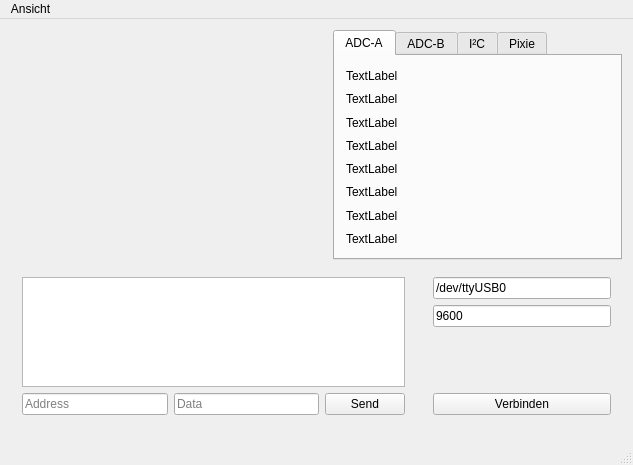
The window that mainwindow.ui (aul12/RobotDebug) describes before a commit, drawn with Qt 5.
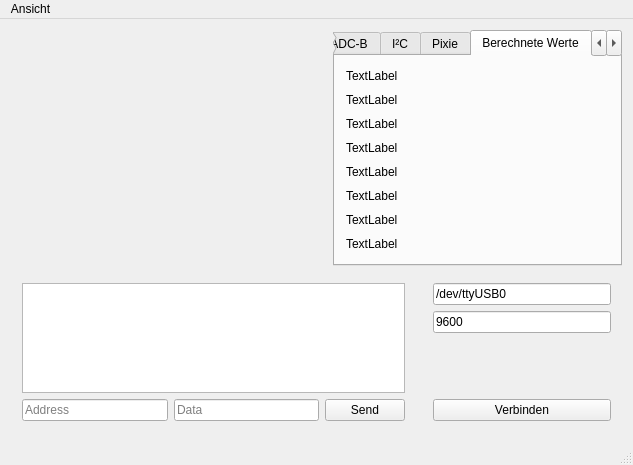
The same window after the commit. The open tabs and pages were chosen to show the change.

Commit message: UI updates in Timer um Receive zu entlasten, mehr Tabs

```diff
--- a/mainwindow.ui
+++ b/mainwindow.ui
@@ -15,20 +15,7 @@
   </property>
   <widget class="QWidget" name="centralWidget">
    <layout class="QGridLayout" name="gridLayout">
-    <item row="0" column="0">
-     <spacer name="verticalSpacer">
-      <property name="orientation">
-       <enum>Qt::Vertical</enum>
-      </property>
-      <property name="sizeHint" stdset="0">
-       <size>
-        <width>20</width>
-        <height>40</height>
-       </size>
-      </property>
-     </spacer>
-    </item>
-    <item row="0" column="1">
+    <item row="1" column="1">
      <spacer name="horizontalSpacer">
       <property name="orientation">
        <enum>Qt::Horizontal</enum>
@@ -41,149 +28,11 @@
       </property>
      </spacer>
     </item>
-    <item row="2" column="0" colspan="2">
-     <widget class="QWidget" name="widget" native="true"/>
-    </item>
-    <item row="1" column="0" colspan="3">
-     <layout class="QHBoxLayout" name="horizontalLayout_2">
-      <item>
-       <widget class="QFrame" name="frameConsole">
-        <property name="maximumSize">
-         <size>
-          <width>16777215</width>
-          <height>160</height>
-         </size>
-        </property>
-        <layout class="QVBoxLayout" name="verticalLayout_8">
-         <item>
-          <widget class="QTextBrowser" name="textBrowser">
-           <property name="maximumSize">
-            <size>
-             <width>16777215</width>
-             <height>200</height>
-            </size>
-           </property>
-          </widget>
-         </item>
-         <item>
-          <layout class="QHBoxLayout" name="horizontalLayout">
-           <item>
-            <widget class="QLineEdit" name="lineEditSerialSendAddress">
-             <property name="inputMask">
-              <string/>
-             </property>
-             <property name="text">
-              <string/>
-             </property>
-             <property name="placeholderText">
-              <string>Address</string>
-             </property>
-            </widget>
-           </item>
-           <item>
-            <widget class="QLineEdit" name="lineEditSerialSendData">
-             <property name="placeholderText">
-              <string>Data</string>
-             </property>
-            </widget>
-           </item>
-           <item>
-            <widget class="QPushButton" name="pushButtonSerialSend">
-             <property name="text">
-              <string>Send</string>
-             </property>
-            </widget>
-           </item>
-          </layout>
-         </item>
-        </layout>
-       </widget>
-      </item>
-      <item>
-       <widget class="QFrame" name="frameUSB">
-        <property name="minimumSize">
-         <size>
-          <width>200</width>
-          <height>0</height>
-         </size>
-        </property>
-        <property name="maximumSize">
-         <size>
-          <width>200</width>
-          <height>160</height>
-         </size>
-        </property>
-        <property name="frameShape">
-         <enum>QFrame::NoFrame</enum>
-        </property>
-        <property name="frameShadow">
-         <enum>QFrame::Raised</enum>
-        </property>
-        <layout class="QVBoxLayout" name="verticalLayout_4">
-         <item>
-          <widget class="QLineEdit" name="lineEditPort">
-           <property name="maximumSize">
-            <size>
-             <width>200</width>
-             <height>16777215</height>
-            </size>
-           </property>
-           <property name="text">
-            <string>/dev/ttyUSB0</string>
-           </property>
-          </widget>
-         </item>
-         <item>
-          <widget class="QLineEdit" name="lineEditBaud">
-           <property name="maximumSize">
-            <size>
-             <width>200</width>
-             <height>16777215</height>
-            </size>
-           </property>
-           <property name="text">
-            <string>9600</string>
-           </property>
-          </widget>
-         </item>
-         <item>
-          <spacer name="verticalSpacer_2">
-           <property name="orientation">
-            <enum>Qt::Vertical</enum>
-           </property>
-           <property name="sizeHint" stdset="0">
-            <size>
-             <width>20</width>
-             <height>40</height>
-            </size>
-           </property>
-          </spacer>
-         </item>
-         <item>
-          <widget class="QPushButton" name="pushConnect">
-           <property name="maximumSize">
-            <size>
-             <width>200</width>
-             <height>16777215</height>
-            </size>
-           </property>
-           <property name="text">
-            <string>Verbinden</string>
-           </property>
-          </widget>
-         </item>
-        </layout>
-       </widget>
-      </item>
-     </layout>
-    </item>
-    <item row="0" column="2">
-     <layout class="QVBoxLayout" name="verticalLayout_2">
-      <item>
+    <item row="0" column="2" rowspan="2">
        <widget class="QTabWidget" name="tabWidget">
         <property name="maximumSize">
          <size>
-          <width>300</width>
+        <width>500</width>
           <height>16777215</height>
          </size>
         </property>
@@ -414,11 +263,278 @@
           </item>
          </layout>
         </widget>
-       </widget>
-      </item>
-     </layout>
-    </item>
-   </layout>
+      <widget class="QWidget" name="tabBerechnet">
+       <attribute name="title">
+        <string>Berechnete Werte</string>
+       </attribute>
+       <layout class="QVBoxLayout" name="verticalLayout">
+        <item>
+         <widget class="QLabel" name="labelBerechnetBallwinkel">
+          <property name="text">
+           <string>TextLabel</string>
+          </property>
+         </widget>
+        </item>
+        <item>
+         <widget class="QLabel" name="labelBerechnetFahrtwinkel">
+          <property name="text">
+           <string>TextLabel</string>
+          </property>
+         </widget>
+        </item>
+        <item>
+         <widget class="QLabel" name="labelBerechnetPosX">
+          <property name="text">
+           <string>TextLabel</string>
+          </property>
+         </widget>
+        </item>
+        <item>
+         <widget class="QLabel" name="labelBerechnetPosY">
+          <property name="text">
+           <string>TextLabel</string>
+          </property>
+         </widget>
+        </item>
+        <item>
+         <widget class="QLabel" name="labelBerechnetSollPhi">
+          <property name="text">
+           <string>TextLabel</string>
+          </property>
+         </widget>
+        </item>
+        <item>
+         <widget class="QLabel" name="labelBerechnetDeltaPhi">
+          <property name="text">
+           <string>TextLabel</string>
+          </property>
+         </widget>
+        </item>
+        <item>
+         <widget class="QLabel" name="labelBerechnetProgramm">
+          <property name="text">
+           <string>TextLabel</string>
+          </property>
+         </widget>
+        </item>
+        <item>
+         <widget class="QLabel" name="labelBerechnetKameraWinkel">
+          <property name="text">
+           <string>TextLabel</string>
+          </property>
+         </widget>
+        </item>
+       </layout>
+      </widget>
+      <widget class="QWidget" name="tabDigital">
+       <attribute name="title">
+        <string>Digital</string>
+       </attribute>
+       <layout class="QVBoxLayout" name="verticalLayout_2">
+        <item>
+         <widget class="QLabel" name="labelDigitalSchalterMotor">
+          <property name="text">
+           <string>TextLabel</string>
+          </property>
+         </widget>
+        </item>
+        <item>
+         <widget class="QLabel" name="labelDigitalSchalterDisplay">
+          <property name="text">
+           <string>TextLabel</string>
+          </property>
+         </widget>
+        </item>
+        <item>
+         <widget class="QLabel" name="labelDigitalSchalterLinie">
+          <property name="text">
+           <string>TextLabel</string>
+          </property>
+         </widget>
+        </item>
+        <item>
+         <widget class="QLabel" name="labelDigitalSchalterProgrammLinks">
+          <property name="text">
+           <string>TextLabel</string>
+          </property>
+         </widget>
+        </item>
+        <item>
+         <widget class="QLabel" name="labelDigitalSchalterProgrammRechts">
+          <property name="text">
+           <string>TextLabel</string>
+          </property>
+         </widget>
+        </item>
+        <item>
+         <widget class="QLabel" name="labelDigitalSchalterEEPROM">
+          <property name="text">
+           <string>TextLabel</string>
+          </property>
+         </widget>
+        </item>
+        <item>
+         <widget class="QLabel" name="labelDigitalLichtschranke">
+          <property name="text">
+           <string>TextLabel</string>
+          </property>
+         </widget>
+        </item>
+       </layout>
+      </widget>
+     </widget>
+    </item>
+    <item row="2" column="0" colspan="3">
+     <layout class="QHBoxLayout" name="horizontalLayout_2">
+      <item>
+       <widget class="QFrame" name="frameConsole">
+        <property name="maximumSize">
+         <size>
+          <width>16777215</width>
+          <height>160</height>
+         </size>
+        </property>
+        <layout class="QVBoxLayout" name="verticalLayout_8">
+         <item>
+          <widget class="QTextBrowser" name="textBrowser">
+           <property name="maximumSize">
+            <size>
+             <width>16777215</width>
+             <height>200</height>
+            </size>
+           </property>
+          </widget>
+         </item>
+         <item>
+          <layout class="QHBoxLayout" name="horizontalLayout">
+           <item>
+            <widget class="QLineEdit" name="lineEditSerialSendAddress">
+             <property name="inputMask">
+              <string/>
+             </property>
+             <property name="text">
+              <string/>
+             </property>
+             <property name="placeholderText">
+              <string>Address</string>
+             </property>
+            </widget>
+           </item>
+           <item>
+            <widget class="QLineEdit" name="lineEditSerialSendData">
+             <property name="placeholderText">
+              <string>Data</string>
+             </property>
+            </widget>
+           </item>
+           <item>
+            <widget class="QPushButton" name="pushButtonSerialSend">
+             <property name="text">
+              <string>Send</string>
+             </property>
+            </widget>
+           </item>
+          </layout>
+         </item>
+        </layout>
+       </widget>
+      </item>
+      <item>
+       <widget class="QFrame" name="frameUSB">
+        <property name="minimumSize">
+         <size>
+          <width>200</width>
+          <height>0</height>
+         </size>
+        </property>
+        <property name="maximumSize">
+         <size>
+          <width>200</width>
+          <height>160</height>
+         </size>
+        </property>
+        <property name="frameShape">
+         <enum>QFrame::NoFrame</enum>
+        </property>
+        <property name="frameShadow">
+         <enum>QFrame::Raised</enum>
+        </property>
+        <layout class="QVBoxLayout" name="verticalLayout_4">
+         <item>
+          <widget class="QLineEdit" name="lineEditPort">
+           <property name="maximumSize">
+            <size>
+             <width>200</width>
+             <height>16777215</height>
+            </size>
+           </property>
+           <property name="text">
+            <string>/dev/ttyUSB0</string>
+           </property>
+          </widget>
+         </item>
+         <item>
+          <widget class="QLineEdit" name="lineEditBaud">
+           <property name="maximumSize">
+            <size>
+             <width>200</width>
+             <height>16777215</height>
+            </size>
+           </property>
+           <property name="text">
+            <string>9600</string>
+           </property>
+          </widget>
+         </item>
+         <item>
+          <spacer name="verticalSpacer_2">
+           <property name="orientation">
+            <enum>Qt::Vertical</enum>
+           </property>
+           <property name="sizeHint" stdset="0">
+            <size>
+             <width>20</width>
+             <height>40</height>
+            </size>
+           </property>
+          </spacer>
+         </item>
+         <item>
+          <widget class="QPushButton" name="pushConnect">
+           <property name="maximumSize">
+            <size>
+             <width>200</width>
+             <height>16777215</height>
+            </size>
+           </property>
+           <property name="text">
+            <string>Verbinden</string>
+           </property>
+          </widget>
+         </item>
+        </layout>
+       </widget>
+      </item>
+     </layout>
+    </item>
+    <item row="1" column="0">
+     <spacer name="verticalSpacer">
+      <property name="orientation">
+       <enum>Qt::Vertical</enum>
+      </property>
+      <property name="sizeHint" stdset="0">
+       <size>
+        <width>20</width>
+        <height>40</height>
+       </size>
+      </property>
+     </spacer>
+    </item>
+   </layout>
+   <zorder>frameUSB</zorder>
+   <zorder>verticalSpacer</zorder>
+   <zorder>horizontalSpacer</zorder>
+   <zorder>tabWidget</zorder>
   </widget>
   <widget class="QStatusBar" name="statusBar"/>
   <widget class="QMenuBar" name="menuBar">
```
Left out of the diff: 17 changed lines with no effect on the pictures. Lines whose indentation alone changed are shown as unchanged. The commit also changes 3 other files.
